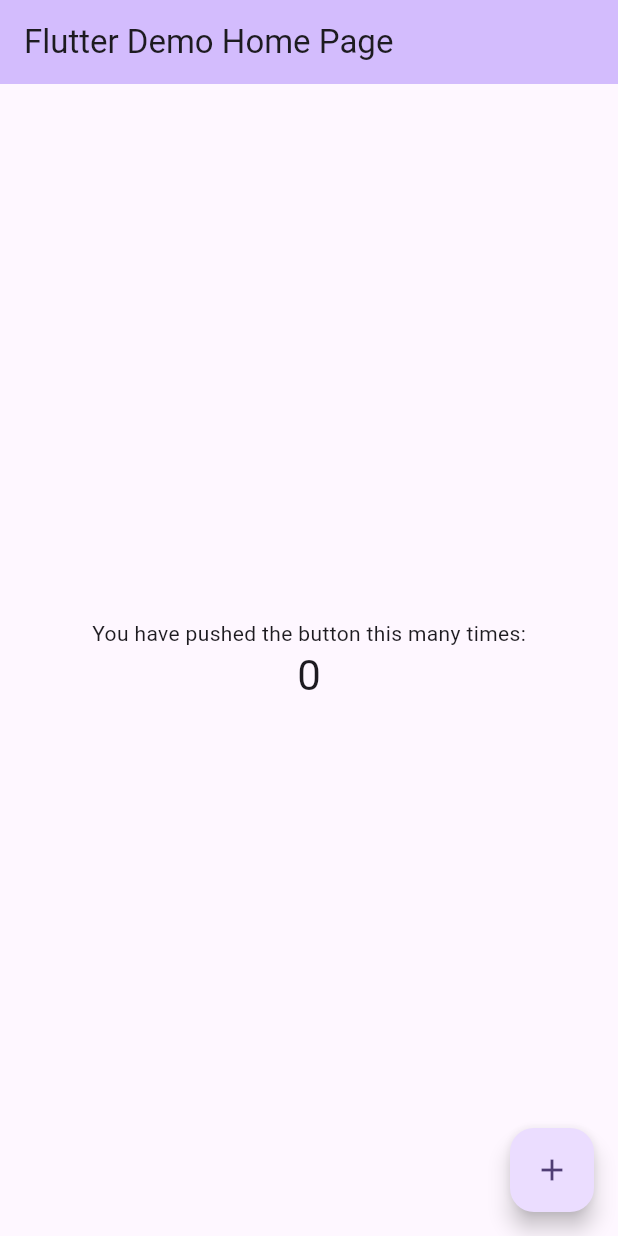
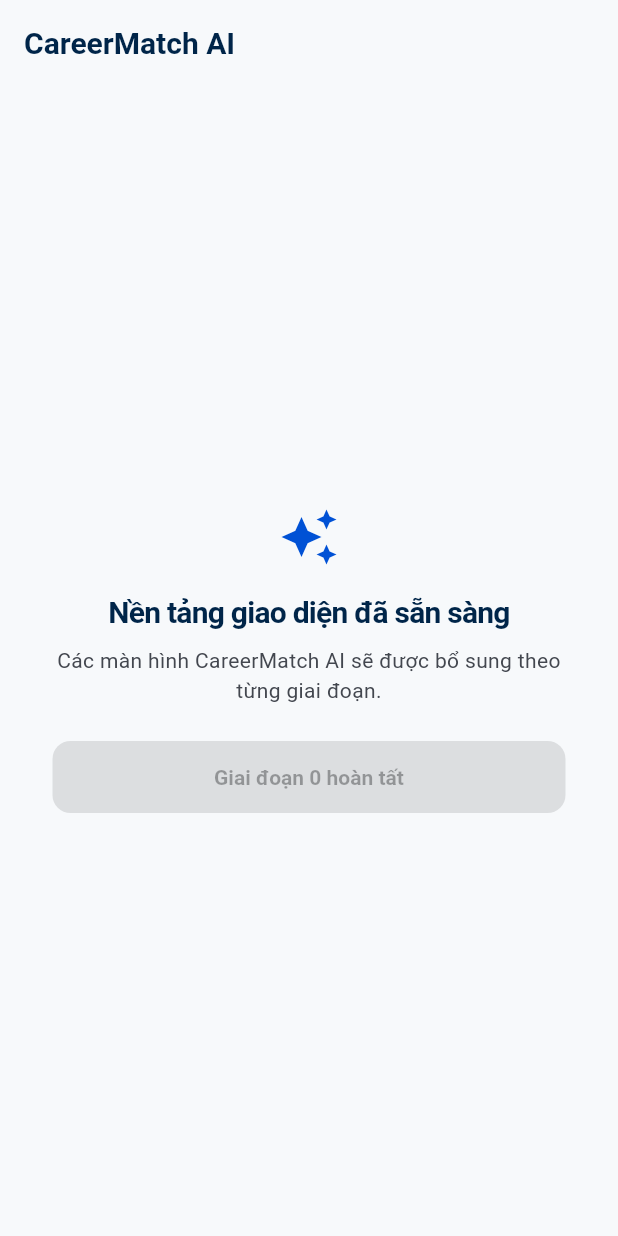
Before and after one commit to letho2k5/careermatch_ai, a Flutter app: the screen it shows after launch, on a phone screen of 412 x 824 dp. Run offline on Flutter 3.47's test engine with Material 3 defaults, Android fonts, the phone set to English and light mode, and no system bars; our stand-ins replace flutter_riverpod, go_router.

Commit message:
Xây dựng nền tảng Flutter

```diff
--- /dev/null
+++ b/lib/app/app_router.dart
@@ -0,0 +1,19 @@
+import 'package:flutter/material.dart';
+import 'package:go_router/go_router.dart';
+
+import '../core/widgets/app_frame.dart';
+import '../features/foundation/foundation_screen.dart';
+
+final GoRouter appRouter = GoRouter(
+  routes: [
+    GoRoute(
+      path: '/',
+      name: 'foundation',
+      builder: (context, state) => const FoundationScreen(),
+    ),
+  ],
+  errorBuilder: (context, state) => AppFrame(
+    title: 'CareerMatch AI',
+    body: Center(child: Text('Không tìm thấy trang: ${state.uri.path}')),
+  ),
+);
--- /dev/null
+++ b/lib/app/career_match_app.dart
@@ -0,0 +1,18 @@
+import 'package:flutter/material.dart';
+
+import '../core/theme/app_theme.dart';
+import 'app_router.dart';
+
+class CareerMatchApp extends StatelessWidget {
+  const CareerMatchApp({super.key});
+
+  @override
+  Widget build(BuildContext context) {
+    return MaterialApp.router(
+      title: 'CareerMatch AI',
+      debugShowCheckedModeBanner: false,
+      theme: AppTheme.light,
+      routerConfig: appRouter,
+    );
+  }
+}
--- /dev/null
+++ b/lib/core/theme/app_colors.dart
@@ -0,0 +1,23 @@
+import 'package:flutter/material.dart';
+
+abstract final class AppColors {
+  static const canvas = Color(0xFFF7F9FB);
+  static const surface = Color(0xFFFFFFFF);
+  static const surfaceMuted = Color(0xFFF2F4F6);
+  static const outline = Color(0xFFE0E3E5);
+
+  static const navy = Color(0xFF002549);
+  static const navyLight = Color(0xFF153B65);
+  static const blue = Color(0xFF0051D5);
+  static const blueTint = Color(0xFFD4E3FF);
+
+  static const textPrimary = Color(0xFF191C1E);
+  static const textSecondary = Color(0xFF43474F);
+  static const textMuted = Color(0xFF73777F);
+
+  static const success = Color(0xFF004423);
+  static const successAccent = Color(0xFF57B77B);
+  static const successTint = Color(0xFF96F7B5);
+  static const error = Color(0xFFBA1A1A);
+  static const errorTint = Color(0xFFFFDAD6);
+}
--- /dev/null
+++ b/lib/core/theme/app_spacing.dart
@@ -0,0 +1,14 @@
+abstract final class AppSpacing {
+  static const xSmall = 4.0;
+  static const small = 8.0;
+  static const medium = 12.0;
+  static const large = 16.0;
+  static const xLarge = 24.0;
+  static const xxLarge = 32.0;
+}
+
+abstract final class AppRadii {
+  static const small = 8.0;
+  static const card = 12.0;
+  static const pill = 999.0;
+}
--- /dev/null
+++ b/lib/core/theme/app_theme.dart
@@ -0,0 +1,135 @@
+import 'package:flutter/material.dart';
+
+import 'app_colors.dart';
+import 'app_spacing.dart';
+
+abstract final class AppTheme {
+  static const _cardRadius = BorderRadius.all(Radius.circular(AppRadii.card));
+
+  static ThemeData get light {
+    const colorScheme = ColorScheme.light(
+      primary: AppColors.blue,
+      onPrimary: Colors.white,
+      secondary: AppColors.success,
+      onSecondary: Colors.white,
+      surface: AppColors.surface,
+      onSurface: AppColors.textPrimary,
+      error: AppColors.error,
+      onError: Colors.white,
+      outline: AppColors.outline,
+    );
+
+    return ThemeData(
+      useMaterial3: true,
+      colorScheme: colorScheme,
+      scaffoldBackgroundColor: AppColors.canvas,
+      textTheme: const TextTheme(
+        headlineSmall: TextStyle(
+          color: AppColors.navy,
+          fontSize: 24,
+          height: 1.25,
+          fontWeight: FontWeight.w700,
+          letterSpacing: -0.5,
+        ),
+        titleLarge: TextStyle(
+          color: AppColors.navy,
+          fontSize: 20,
+          height: 1.4,
+          fontWeight: FontWeight.w600,
+          letterSpacing: -0.5,
+        ),
+        titleMedium: TextStyle(
+          color: AppColors.textPrimary,
+          fontSize: 16,
+          height: 1.5,
+          fontWeight: FontWeight.w600,
+        ),
+        bodyLarge: TextStyle(
+          color: AppColors.textPrimary,
+          fontSize: 16,
+          height: 1.5,
+        ),
+        bodyMedium: TextStyle(
+          color: AppColors.textSecondary,
+          fontSize: 14,
+          height: 1.45,
+        ),
+        bodySmall: TextStyle(
+          color: AppColors.textMuted,
+          fontSize: 12,
+          height: 1.35,
+        ),
+        labelLarge: TextStyle(
+          fontSize: 14,
+          fontWeight: FontWeight.w600,
+          letterSpacing: 0.1,
+        ),
+      ),
+      appBarTheme: const AppBarTheme(
+        backgroundColor: AppColors.canvas,
+        foregroundColor: AppColors.navy,
+        elevation: 0,
+        centerTitle: false,
+        titleTextStyle: TextStyle(
+          color: AppColors.navy,
+          fontSize: 20,
+          height: 1.4,
+          fontWeight: FontWeight.w600,
+        ),
+      ),
+      filledButtonTheme: FilledButtonThemeData(
+        style: FilledButton.styleFrom(
+          minimumSize: const Size(48, 48),
+          backgroundColor: AppColors.blue,
+          foregroundColor: Colors.white,
+          shape: const RoundedRectangleBorder(borderRadius: _cardRadius),
+          textStyle: const TextStyle(fontSize: 14, fontWeight: FontWeight.w600),
+        ),
+      ),
+      outlinedButtonTheme: OutlinedButtonThemeData(
+        style: OutlinedButton.styleFrom(
+          minimumSize: const Size(48, 48),
+          foregroundColor: AppColors.navy,
+          side: const BorderSide(color: AppColors.outline),
+          shape: const RoundedRectangleBorder(borderRadius: _cardRadius),
+          textStyle: const TextStyle(fontSize: 14, fontWeight: FontWeight.w600),
+        ),
+      ),
+      inputDecorationTheme: InputDecorationTheme(
+        filled: true,
+        fillColor: AppColors.surface,
+        contentPadding: const EdgeInsets.symmetric(
+          horizontal: AppSpacing.large,
+          vertical: 14,
+        ),
+        hintStyle: const TextStyle(color: AppColors.textMuted, fontSize: 14),
+        border: OutlineInputBorder(
+          borderRadius: _cardRadius,
+          borderSide: const BorderSide(color: AppColors.outline),
+        ),
+        enabledBorder: OutlineInputBorder(
+          borderRadius: _cardRadius,
+          borderSide: const BorderSide(color: AppColors.outline),
+        ),
+        focusedBorder: OutlineInputBorder(
+          borderRadius: _cardRadius,
+          borderSide: const BorderSide(color: AppColors.blue, width: 1.5),
+        ),
+        errorBorder: OutlineInputBorder(
+          borderRadius: _cardRadius,
+          borderSide: const BorderSide(color: AppColors.error),
+        ),
+      ),
+      cardTheme: CardThemeData(
+        color: AppColors.surface,
+        elevation: 0,
+        margin: EdgeInsets.zero,
+        shape: const RoundedRectangleBorder(borderRadius: _cardRadius),
+      ),
+      dividerTheme: const DividerThemeData(
+        color: AppColors.outline,
+        thickness: 1,
+      ),
+    );
+  }
+}
--- /dev/null
+++ b/lib/core/widgets/app_buttons.dart
@@ -0,0 +1,82 @@
+import 'package:flutter/material.dart';
+
+class AppPrimaryButton extends StatelessWidget {
+  const AppPrimaryButton({
+    required this.label,
+    required this.onPressed,
+    this.icon,
+    this.expand = true,
+    super.key,
+  });
+
+  final String label;
+  final VoidCallback? onPressed;
+  final IconData? icon;
+  final bool expand;
+
+  @override
+  Widget build(BuildContext context) {
+    return _ButtonWidth(
+      expand: expand,
+      child: FilledButton(
+        onPressed: onPressed,
+        child: _ButtonContent(label: label, icon: icon),
+      ),
+    );
+  }
+}
+
+class AppSecondaryButton extends StatelessWidget {
+  const AppSecondaryButton({
+    required this.label,
+    required this.onPressed,
+    this.icon,
+    this.expand = true,
+    super.key,
+  });
+
+  final String label;
+  final VoidCallback? onPressed;
+  final IconData? icon;
+  final bool expand;
+
+  @override
+  Widget build(BuildContext context) {
+    return _ButtonWidth(
+      expand: expand,
+      child: OutlinedButton(
+        onPressed: onPressed,
+        child: _ButtonContent(label: label, icon: icon),
+      ),
+    );
+  }
+}
+
+class _ButtonWidth extends StatelessWidget {
+  const _ButtonWidth({required this.expand, required this.child});
+
+  final bool expand;
+  final Widget child;
+
+  @override
+  Widget build(BuildContext context) {
+    return SizedBox(width: expand ? double.infinity : null, child: child);
+  }
+}
+
+class _ButtonContent extends StatelessWidget {
+  const _ButtonContent({required this.label, this.icon});
+
+  final String label;
+  final IconData? icon;
+
+  @override
+  Widget build(BuildContext context) {
+    if (icon == null) return Text(label);
+
+    return Row(
+      mainAxisSize: MainAxisSize.min,
+      children: [Icon(icon, size: 18), const SizedBox(width: 8), Text(label)],
+    );
+  }
+}
--- /dev/null
+++ b/lib/core/widgets/app_frame.dart
@@ -0,0 +1,28 @@
+import 'package:flutter/material.dart';
+
+class AppFrame extends StatelessWidget {
+  const AppFrame({
+    required this.title,
+    required this.body,
+    this.actions,
+    this.showBackButton = false,
+    super.key,
+  });
+
+  final String title;
+  final Widget body;
+  final List<Widget>? actions;
+  final bool showBackButton;
+
+  @override
+  Widget build(BuildContext context) {
+    return Scaffold(
+      appBar: AppBar(
+        title: Text(title),
+        automaticallyImplyLeading: showBackButton,
+        actions: actions,
+      ),
+      body: SafeArea(child: body),
+    );
+  }
+}
--- /dev/null
+++ b/lib/features/foundation/foundation_screen.dart
@@ -0,0 +1,49 @@
+import 'package:flutter/material.dart';
+
+import '../../core/theme/app_colors.dart';
+import '../../core/theme/app_spacing.dart';
+import '../../core/widgets/app_buttons.dart';
+import '../../core/widgets/app_frame.dart';
+
+class FoundationScreen extends StatelessWidget {
+  const FoundationScreen({super.key});
+
+  @override
+  Widget build(BuildContext context) {
+    return AppFrame(
+      title: 'CareerMatch AI',
+      body: Center(
+        child: ConstrainedBox(
+          constraints: const BoxConstraints(maxWidth: 390),
+          child: Padding(
+            padding: const EdgeInsets.all(AppSpacing.xLarge),
+            child: Column(
+              mainAxisSize: MainAxisSize.min,
+              crossAxisAlignment: CrossAxisAlignment.stretch,
+              children: [
+                const Icon(Icons.auto_awesome, size: 40, color: AppColors.blue),
+                const SizedBox(height: AppSpacing.large),
+                Text(
+                  'Nền tảng giao diện đã sẵn sàng',
+                  textAlign: TextAlign.center,
+                  style: Theme.of(context).textTheme.titleLarge,
+                ),
+                const SizedBox(height: AppSpacing.small),
+                Text(
+                  'Các màn hình CareerMatch AI sẽ được bổ sung theo từng giai đoạn.',
+                  textAlign: TextAlign.center,
+                  style: Theme.of(context).textTheme.bodyMedium,
+                ),
+                const SizedBox(height: AppSpacing.xLarge),
+                const AppPrimaryButton(
+                  label: 'Giai đoạn 0 hoàn tất',
+                  onPressed: null,
+                ),
+              ],
+            ),
+          ),
+        ),
+      ),
+    );
+  }
+}
--- a/lib/main.dart
+++ b/lib/main.dart
@@ -1,122 +1,8 @@
 import 'package:flutter/material.dart';
+import 'package:flutter_riverpod/flutter_riverpod.dart';
+
+import 'app/career_match_app.dart';
 
 void main() {
-  runApp(const MyApp());
+  runApp(const ProviderScope(child: CareerMatchApp()));
 }
-
-class MyApp extends StatelessWidget {
-  const MyApp({super.key});
-
-  // This widget is the root of your application.
-  @override
-  Widget build(BuildContext context) {
-    return MaterialApp(
-      title: 'Flutter Demo',
-      theme: ThemeData(
-        // This is the theme of your application.
-        //
-        // TRY THIS: Try running your application with "flutter run". You'll see
-        // the application has a purple toolbar. Then, without quitting the app,
-        // try changing the seedColor in the colorScheme below to Colors.green
-        // and then invoke "hot reload" (save your changes or press the "hot
-        // reload" button in a Flutter-supported IDE, or press "r" if you used
-        // the command line to start the app).
-        //
-        // Notice that the counter didn't reset back to zero; the application
-        // state is not lost during the reload. To reset the state, use hot
-        // restart instead.
-        //
-        // This works for code too, not just values: Most code changes can be
-        // tested with just a hot reload.
-        colorScheme: .fromSeed(seedColor: Colors.deepPurple),
-      ),
-      home: const MyHomePage(title: 'Flutter Demo Home Page'),
-    );
-  }
-}
-
-class MyHomePage extends StatefulWidget {
-  const MyHomePage({super.key, required this.title});
-
-  // This widget is the home page of your application. It is stateful, meaning
-  // that it has a State object (defined below) that contains fields that affect
-  // how it looks.
-
-  // This class is the configuration for the state. It holds the values (in this
-  // case the title) provided by the parent (in this case the App widget) and
-  // used by the build method of the State. Fields in a Widget subclass are
-  // always marked "final".
-
-  final String title;
-
-  @override
-  State<MyHomePage> createState() => _MyHomePageState();
-}
-
-class _MyHomePageState extends State<MyHomePage> {
-  int _counter = 0;
-
-  void _incrementCounter() {
-    setState(() {
-      // This call to setState tells the Flutter framework that something has
-      // changed in this State, which causes it to rerun the build method below
-      // so that the display can reflect the updated values. If we changed
-      // _counter without calling setState(), then the build method would not be
-      // called again, and so nothing would appear to happen.
-      _counter++;
-    });
-  }
-
-  @override
-  Widget build(BuildContext context) {
-    // This method is rerun every time setState is called, for instance as done
-    // by the _incrementCounter method above.
-    //
-    // The Flutter framework has been optimized to make rerunning build methods
-    // fast, so that you can just rebuild anything that needs updating rather
-    // than having to individually change instances of widgets.
-    return Scaffold(
-      appBar: AppBar(
-        // TRY THIS: Try changing the color here to a specific color (to
-        // Colors.amber, perhaps?) and trigger a hot reload to see the AppBar
-        // change color while the other colors stay the same.
-        backgroundColor: Theme.of(context).colorScheme.inversePrimary,
-        // Here we take the value from the MyHomePage object that was created by
-        // the App.build method, and use it to set our appbar title.
-        title: Text(widget.title),
-      ),
-      body: Center(
-        // Center is a layout widget. It takes a single child and positions it
-        // in the middle of the parent.
-        child: Column(
-          // Column is also a layout widget. It takes a list of children and
-          // arranges them vertically. By default, it sizes itself to fit its
-          // children horizontally, and tries to be as tall as its parent.
-          //
-          // Column has various properties to control how it sizes itself and
-          // how it positions its children. Here we use mainAxisAlignment to
-          // center the children vertically; the main axis here is the vertical
-          // axis because Columns are vertical (the cross axis would be
-          // horizontal).
-          //
-          // TRY THIS: Invoke "debug painting" (choose the "Toggle Debug Paint"
-          // action in the IDE, or press "p" in the console), to see the
-          // wireframe for each widget.
-          mainAxisAlignment: .center,
-          children: [
-            const Text('You have pushed the button this many times:'),
-            Text(
-              '$_counter',
-              style: Theme.of(context).textTheme.headlineMedium,
-            ),
-          ],
-        ),
-      ),
-      floatingActionButton: FloatingActionButton(
-        onPressed: _incrementCounter,
-        tooltip: 'Increment',
-        child: const Icon(Icons.add),
-      ),
-    );
-  }
-}
--- a/pubspec.yaml
+++ b/pubspec.yaml
@@ -30,6 +30,9 @@
 dependencies:
   flutter:
     sdk: flutter
+
+  flutter_riverpod: ^3.4.3
+  go_router: ^18.1.1
 
   # The following adds the Cupertino Icons font to your application.
   # Use with the CupertinoIcons class for iOS style icons.
```
Also changed, not shown: pubspec.lock, 1 other file.
